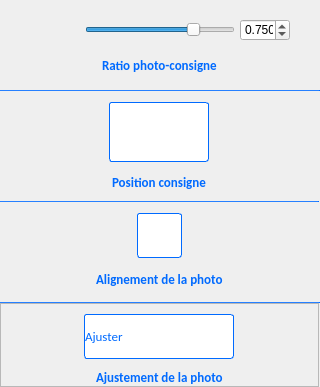
Qt form PhotosConsigne/ui/SetStyle.ui (FlorianLance/PhotosConsigne) before a commit.
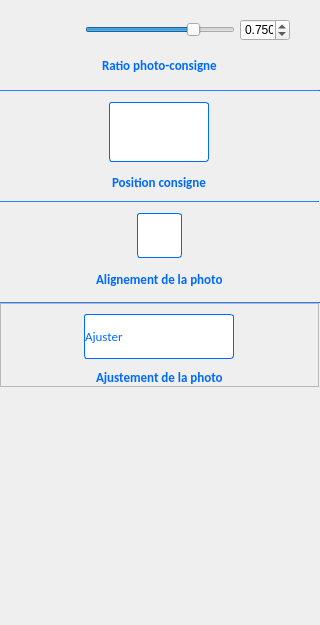
The same form after that commit. Icons and pictures are not drawn.

```diff
--- a/PhotosConsigne/ui/SetStyle.ui
+++ b/PhotosConsigne/ui/SetStyle.ui
@@ -7,9 +7,15 @@
     <x>0</x>
     <y>0</y>
     <width>320</width>
-    <height>385</height>
+    <height>625</height>
    </rect>
   </property>
+  <property name="sizePolicy">
+   <sizepolicy hsizetype="Preferred" vsizetype="Minimum">
+    <horstretch>0</horstretch>
+    <verstretch>0</verstretch>
+   </sizepolicy>
+  </property>
   <property name="minimumSize">
    <size>
     <width>320</width>
@@ -19,7 +25,7 @@
   <property name="maximumSize">
    <size>
     <width>16777215</width>
-    <height>420</height>
+    <height>16777215</height>
    </size>
   </property>
   <property name="windowTitle">
```
